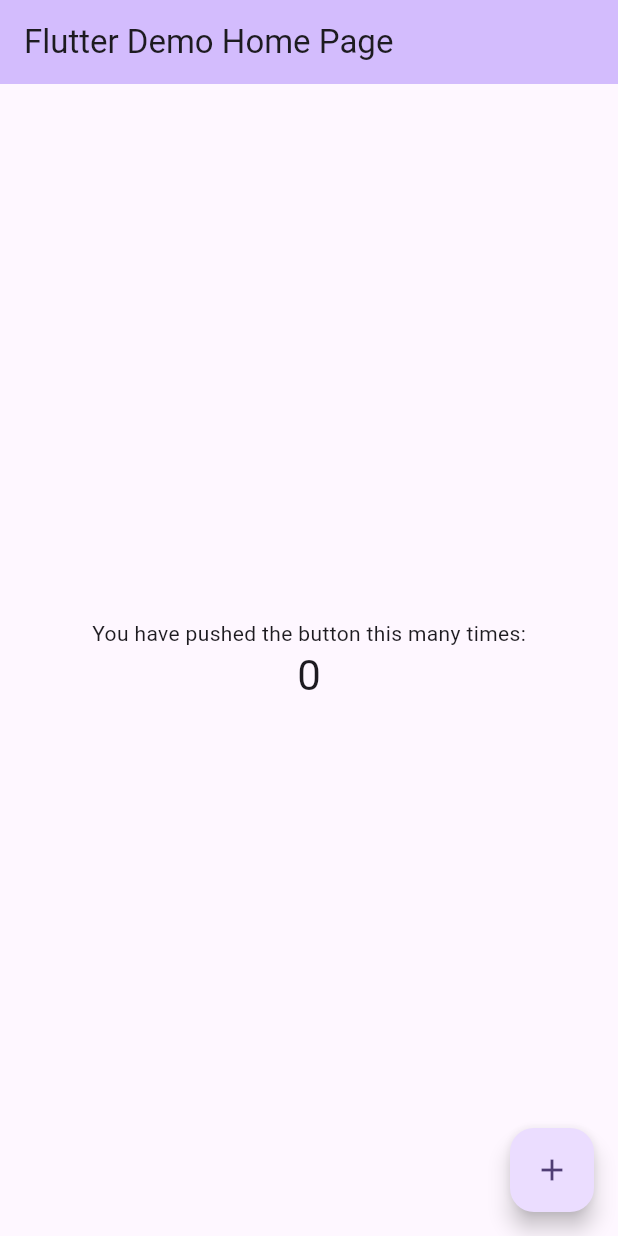
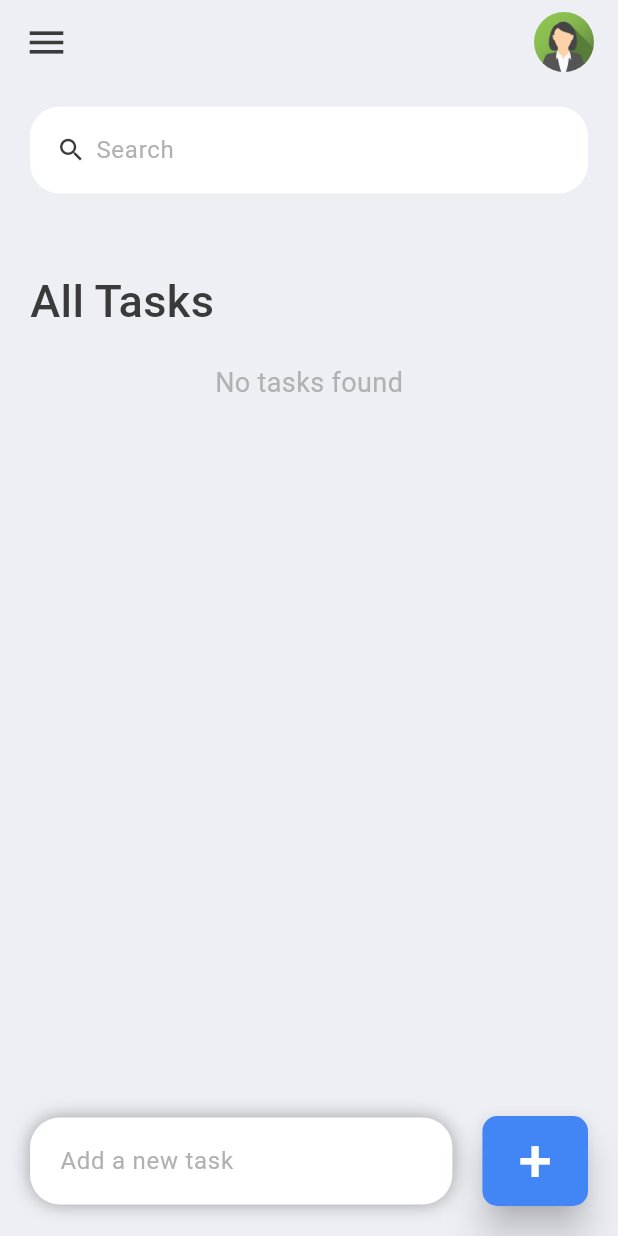
Before and after one commit to AshiyaAjare/Flutter-Training, a Flutter app: the screen it shows after launch, on a phone screen of 412 x 824 dp. Run offline on Flutter 3.47's test engine with Material 3 defaults, Android fonts, the phone set to English and light mode, and no system bars.

Commit message:
Add todo app for assignment 4 of flutter training

```diff
--- /dev/null
+++ b/flutter_app/lib/constants/colors.dart
@@ -0,0 +1,9 @@
+import 'package:flutter/material.dart';
+
+const Color tdRed = Color(0xFFEA4335);
+const Color tdBlue = Color(0xFF4285F4);
+
+const Color tdBlack = Color(0xFF3A3A3A);
+const Color tdGrey = Color(0xFFB1B1B1);
+
+const Color tdBGColor = Color(0xFFEEEFF5);
--- a/flutter_app/lib/main.dart
+++ b/flutter_app/lib/main.dart
@@ -1,7 +1,16 @@
 import 'package:flutter/material.dart';
+import 'package:flutter/services.dart';
+import 'package:provider/provider.dart';
+import 'package:todo_app/provider/todo_provider.dart';
+import 'package:todo_app/screens/home.dart';
 
 void main() {
-  runApp(const MyApp());
+  runApp(
+    ChangeNotifierProvider(
+      create: (context) => ToDoProvider(),
+      child: const MyApp(),
+    )
+  );
 }
 
 class MyApp extends StatelessWidget {
@@ -10,113 +19,12 @@ class MyApp extends StatelessWidget {
   // This widget is the root of your application.
   @override
   Widget build(BuildContext context) {
+    SystemChrome.setSystemUIOverlayStyle(
+      SystemUiOverlayStyle(statusBarColor: Colors.transparent )
+    );
     return MaterialApp(
-      title: 'Flutter Demo',
-      theme: ThemeData(
-        // This is the theme of your application.
-        //
-        // TRY THIS: Try running your application with "flutter run". You'll see
-        // the application has a purple toolbar. Then, without quitting the app,
-        // try changing the seedColor in the colorScheme below to Colors.green
-        // and then invoke "hot reload" (save your changes or press the "hot
-        // reload" button in a Flutter-supported IDE, or press "r" if you used
-        // the command line to start the app).
-        //
-        // Notice that the counter didn't reset back to zero; the application
-        // state is not lost during the reload. To reset the state, use hot
-        // restart instead.
-        //
-        // This works for code too, not just values: Most code changes can be
-        // tested with just a hot reload.
-        colorScheme: ColorScheme.fromSeed(seedColor: Colors.deepPurple),
-      ),
-      home: const MyHomePage(title: 'Flutter Demo Home Page'),
+      title: 'ToDo App',
+      home: Home()
     );
   }
 }
-
-class MyHomePage extends StatefulWidget {
-  const MyHomePage({super.key, required this.title});
-
-  // This widget is the home page of your application. It is stateful, meaning
-  // that it has a State object (defined below) that contains fields that affect
-  // how it looks.
-
-  // This class is the configuration for the state. It holds the values (in this
-  // case the title) provided by the parent (in this case the App widget) and
-  // used by the build method of the State. Fields in a Widget subclass are
-  // always marked "final".
-
-  final String title;
-
-  @override
-  State<MyHomePage> createState() => _MyHomePageState();
-}
-
-class _MyHomePageState extends State<MyHomePage> {
-  int _counter = 0;
-
-  void _incrementCounter() {
-    setState(() {
-      // This call to setState tells the Flutter framework that something has
-      // changed in this State, which causes it to rerun the build method below
-      // so that the display can reflect the updated values. If we changed
-      // _counter without calling setState(), then the build method would not be
-      // called again, and so nothing would appear to happen.
-      _counter++;
-    });
-  }
-
-  @override
-  Widget build(BuildContext context) {
-    // This method is rerun every time setState is called, for instance as done
-    // by the _incrementCounter method above.
-    //
-    // The Flutter framework has been optimized to make rerunning build methods
-    // fast, so that you can just rebuild anything that needs updating rather
-    // than having to individually change instances of widgets.
-    return Scaffold(
-      appBar: AppBar(
-        // TRY THIS: Try changing the color here to a specific color (to
-        // Colors.amber, perhaps?) and trigger a hot reload to see the AppBar
-        // change color while the other colors stay the same.
-        backgroundColor: Theme.of(context).colorScheme.inversePrimary,
-        // Here we take the value from the MyHomePage object that was created by
-        // the App.build method, and use it to set our appbar title.
-        title: Text(widget.title),
-      ),
-      body: Center(
-        // Center is a layout widget. It takes a single child and positions it
-        // in the middle of the parent.
-        child: Column(
-          // Column is also a layout widget. It takes a list of children and
-          // arranges them vertically. By default, it sizes itself to fit its
-          // children horizontally, and tries to be as tall as its parent.
-          //
-          // Column has various properties to control how it sizes itself and
-          // how it positions its children. Here we use mainAxisAlignment to
-          // center the children vertically; the main axis here is the vertical
-          // axis because Columns are vertical (the cross axis would be
-          // horizontal).
-          //
-          // TRY THIS: Invoke "debug painting" (choose the "Toggle Debug Paint"
-          // action in the IDE, or press "p" in the console), to see the
-          // wireframe for each widget.
-          mainAxisAlignment: MainAxisAlignment.center,
-          children: <Widget>[
-            const Text('You have pushed the button this many times:'),
-            Text(
-              '$_counter',
-              style: Theme.of(context).textTheme.headlineMedium,
-            ),
-          ],
-        ),
-      ),
-      floatingActionButton: FloatingActionButton(
-        onPressed: _incrementCounter,
-        tooltip: 'Increment',
-        child: const Icon(Icons.add),
-      ), // This trailing comma makes auto-formatting nicer for build methods.
-    );
-  }
-}
--- /dev/null
+++ b/flutter_app/lib/model/todo.dart
@@ -0,0 +1,22 @@
+class ToDo {
+  String? id;
+  String? todoText;
+  bool isDone;
+
+  ToDo({
+    required this.id,
+    required this.todoText,
+    this.isDone = false,
+  });
+
+  static List<ToDo> todoList() {
+    return [
+      ToDo(id: '01', todoText: 'Complete Assignments',),
+      ToDo(id: '02', todoText: 'Team Meeting',),
+      ToDo(id: '03', todoText: 'Go to Gym',),
+      ToDo(id: '04', todoText: 'Buy Groceries', isDone: true),
+      ToDo(id: '05', todoText: 'Complete Documentation', isDone: true),
+      ToDo(id: '06', todoText: 'Morning walk', isDone: true),
+    ];
+  }
+}
--- /dev/null
+++ b/flutter_app/lib/provider/todo_provider.dart
@@ -0,0 +1,44 @@
+import 'package:flutter/widgets.dart';
+import 'package:todo_app/model/todo.dart';
+
+class ToDoProvider with ChangeNotifier {
+  List<ToDo> _todos = [];
+  List<ToDo> get allTodos => _todos;
+  int get todoCount => _todos.length;
+
+  String _searchQuery = '';
+
+  List<ToDo> get filteredTodos {
+    if (_searchQuery.isEmpty) {
+      return _todos;
+    } else {
+      return _todos
+          .where((todo) =>
+              todo.todoText!.toLowerCase().contains(_searchQuery.toLowerCase()))
+          .toList();
+    }
+  }
+
+  void addToDo(ToDo todo) {
+    _todos.add(todo);
+    notifyListeners();
+  }
+
+  void removeToDo(ToDo todo) {
+    _todos.remove(todo);
+    notifyListeners();
+  }
+
+  void toggleToDoStatus(ToDo todo){
+    int index = _todos.indexOf(todo);
+    if (index != -1) {
+      _todos[index].isDone = !_todos[index].isDone;
+      notifyListeners();
+    }
+  }
+
+  void updateSearchQuery(String query) {
+    _searchQuery = query;
+    notifyListeners();
+  }
+}
--- /dev/null
+++ b/flutter_app/lib/screens/home.dart
@@ -0,0 +1,185 @@
+import 'package:flutter/material.dart';
+import 'package:provider/provider.dart';
+import 'package:todo_app/constants/colors.dart';
+import 'package:todo_app/model/todo.dart';
+import 'package:todo_app/provider/todo_provider.dart';
+import 'package:todo_app/widgets/todo_item.dart';
+
+class Home extends StatefulWidget {
+  const Home({super.key});
+
+  @override
+  State<Home> createState() => _HomeState();
+}
+
+class _HomeState extends State<Home> {
+  final TextEditingController _controller = TextEditingController();
+  final TextEditingController _searchController = TextEditingController();
+
+
+  @override
+  Widget build(BuildContext context) {
+    final todoProvider = Provider.of<ToDoProvider>(context);
+
+    return Scaffold(
+      backgroundColor: tdBGColor,
+      appBar: _buildAppBar(),
+      body: Stack(
+        children: [
+          Container(
+            padding: const EdgeInsets.symmetric(horizontal: 20, vertical: 15),
+            child: Column(
+              children: [
+                searchBox(),
+                Expanded(
+                  child: ListView(
+                    children: [
+                      Container(
+                        margin: const EdgeInsets.only(top: 50, bottom: 20),
+                        child: Text(
+                          'All Tasks',
+                          style: TextStyle(
+                            fontSize: 30,
+                            fontWeight: FontWeight.w500,
+                            color: tdBlack,
+                          ),
+                        ),
+                      ),
+                      todoProvider.filteredTodos.isEmpty
+                        ? Center(
+                            child: Text(
+                              'No tasks found',
+                              style: TextStyle(
+                                fontSize: 18,
+                                color: tdGrey,
+                              ),
+                            ),
+                          )
+                        : Column(
+                            children: [
+                              for (ToDo todo in todoProvider.filteredTodos)
+                                ToDoItem(todo: todo),
+                          ],
+                      ),
+
+                    ],
+                  ),
+                )
+              ],
+            ),
+          ),
+          Align(
+            alignment: Alignment.bottomCenter,
+            child: Row(
+              children: [
+                Expanded(
+                  child: Container(
+                    margin: const EdgeInsets.only(bottom: 20, right: 20, left: 20),
+                    padding: const EdgeInsets.symmetric(horizontal: 20, vertical: 5),
+                    decoration: BoxDecoration(
+                      color: Colors.white,
+                      boxShadow: const [
+                        BoxShadow(
+                          color: Colors.grey,
+                          offset: Offset(0.0, 0.0),
+                          blurRadius: 10.0,
+                          spreadRadius: 0.0,
+                        ),
+                      ],
+                      borderRadius: BorderRadius.circular(20),
+                    ),
+                    child: TextField(
+                      controller: _controller,
+                      decoration: InputDecoration(
+                        contentPadding: EdgeInsets.all(0),
+                        border: InputBorder.none,
+                        hintText: 'Add a new task',
+                        hintStyle: TextStyle(color: tdGrey),
+                      ),
+                    ),
+                  ),
+                ),
+                Container(
+                  margin: const EdgeInsets.only(bottom: 20, right: 20),
+                  child: ElevatedButton(
+                    onPressed: () {
+                      final text = _controller.text.trim();
+                      if (text.isNotEmpty) {
+                        todoProvider.addToDo(
+                          ToDo(
+                            id: DateTime.now().millisecondsSinceEpoch.toString(),
+                            todoText: text,
+                            isDone: false,
+                          ),
+                        );
+                        _controller.clear();
+                      }
+                    },
+                    style: ElevatedButton.styleFrom(
+                      backgroundColor: tdBlue,
+                      minimumSize: const Size(60, 60),
+                      elevation: 10,
+                      shape: RoundedRectangleBorder(
+                        borderRadius: BorderRadius.circular(10),
+                      ),
+                    ),
+                    child: const Text(
+                      '+',
+                      style: TextStyle(fontSize: 40, color: Colors.white),
+                    ),
+                  ),
+                )
+              ],
+            ),
+          )
+        ],
+      ),
+    );
+  }
+
+  Widget searchBox() {
+  return Container(
+    padding: const EdgeInsets.symmetric(horizontal: 15, vertical: 5),
+    decoration: BoxDecoration(
+      color: Colors.white,
+      borderRadius: BorderRadius.circular(20),
+    ),
+    child: TextField(
+      controller: _searchController,
+      onChanged: (value) {
+        Provider.of<ToDoProvider>(context, listen: false)
+            .updateSearchQuery(value);
+      },
+      decoration: const InputDecoration(
+        contentPadding: EdgeInsets.all(0),
+        prefixIcon: Icon(Icons.search, color: tdBlack, size: 20),
+        prefixIconConstraints: BoxConstraints(maxHeight: 20, minWidth: 25),
+        border: InputBorder.none,
+        hintText: 'Search',
+        hintStyle: TextStyle(color: tdGrey),
+      ),
+    ),
+  );
+}
+
+
+  AppBar _buildAppBar() {
+    return AppBar(
+      backgroundColor: tdBGColor,
+      title: Row(
+        mainAxisAlignment: MainAxisAlignment.spaceBetween,
+        children: [
+          const Icon(Icons.menu, color: tdBlack, size: 30),
+          SizedBox(
+            height: 40,
+            width: 40,
+            child: ClipRRect(
+              borderRadius: BorderRadius.circular(20),
+              child: Image.asset('assets/images/avatar.png'),
+            ),
+          ),
+        ],
+      ),
+    );
+  }
+}
```
Also changed, not shown: flutter_app/lib/widgets/todo_item.dart (added, +65 -0 lines), flutter_app/pubspec.yaml (+5 -3 lines), flutter_app/assets/images/avatar.png (added), flutter_app/pubspec.lock.
